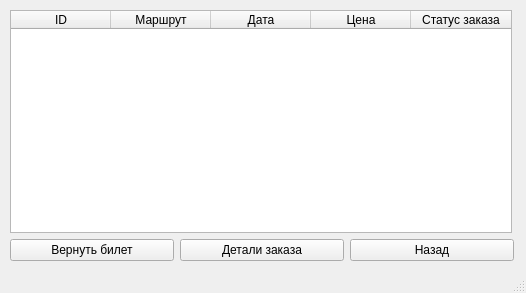
This is data/etc/MyTickets.ui in Substance-live/Train_application as Qt 5 draws it before an edit. The edited form follows.
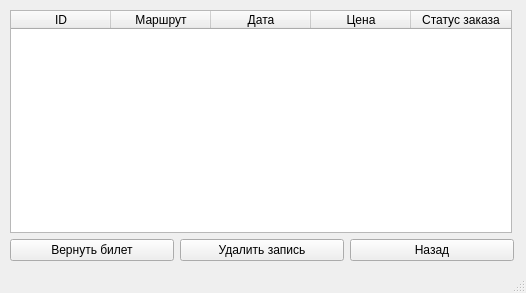
This is the edited form.

Patch:
```diff
--- a/data/etc/MyTickets.ui
+++ b/data/etc/MyTickets.ui
@@ -44,7 +44,7 @@
         </font>
        </property>
        <property name="text">
-        <string>Детали заказа</string>
+        <string>Удалить запись</string>
        </property>
       </widget>
      </item>
```
Left out of the diff: 4 changed lines with no effect on the pictures.
